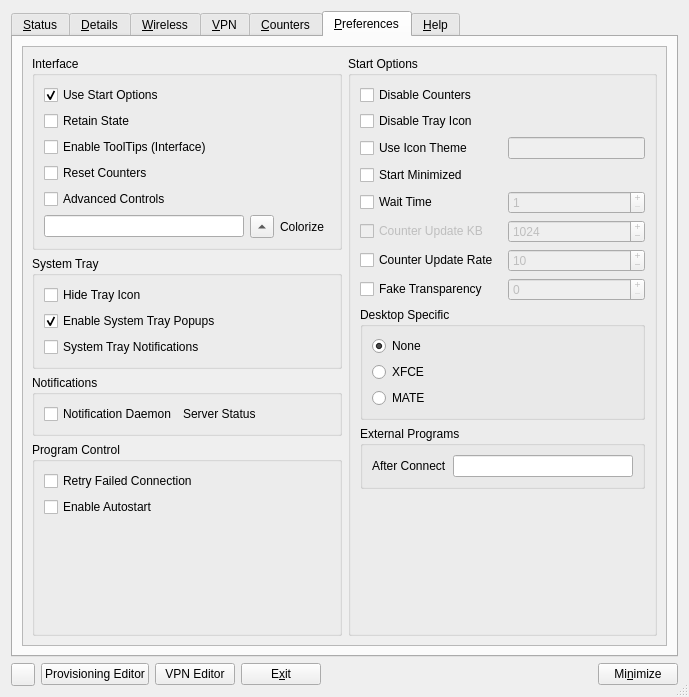
First picture: the form in apps/cmstapp/code/control_box/ui/controlbox.ui, repository andrew-bibb/cmst, before the edit.
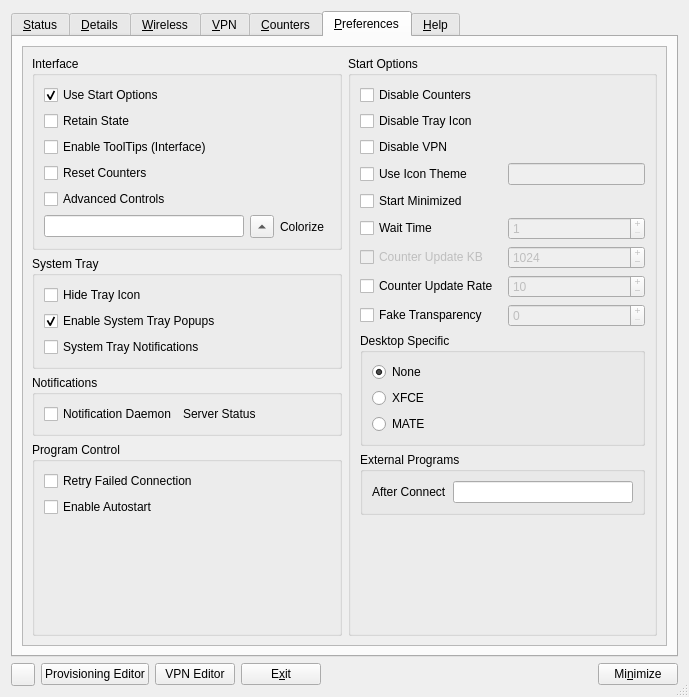
Second picture: the form after the edit. The open tabs and pages were chosen to show the change.

```diff
--- a/apps/cmstapp/code/control_box/ui/controlbox.ui
+++ b/apps/cmstapp/code/control_box/ui/controlbox.ui
@@ -1166,7 +1166,7 @@
               <string>Start Options</string>
              </property>
              <layout class="QGridLayout" name="gridLayout_9">
-              <item row="7" column="1">
+              <item row="8" column="1">
                <widget class="QSpinBox" name="spinBox_counterrate">
                 <property name="enabled">
                  <bool>false</bool>
@@ -1202,7 +1202,7 @@
                 </property>
                </widget>
               </item>
-              <item row="6" column="0">
+              <item row="7" column="0">
                <widget class="QCheckBox" name="checkBox_counterkb">
                 <property name="enabled">
                  <bool>false</bool>
@@ -1218,7 +1218,7 @@
                 </property>
                </widget>
               </item>
-              <item row="5" column="1">
+              <item row="6" column="1">
                <widget class="QSpinBox" name="spinBox_waittime">
                 <property name="enabled">
                  <bool>false</bool>
@@ -1237,7 +1237,7 @@
                 </property>
                </widget>
               </item>
-              <item row="6" column="1">
+              <item row="7" column="1">
                <widget class="QSpinBox" name="spinBox_counterkb">
                 <property name="enabled">
                  <bool>false</bool>
@@ -1262,7 +1262,7 @@
                 </property>
                </widget>
               </item>
-              <item row="3" column="0">
+              <item row="4" column="0">
                <widget class="QCheckBox" name="checkBox_startminimized">
                 <property name="toolTip">
                  <string/>
@@ -1276,7 +1276,7 @@
                 </property>
                </widget>
               </item>
-              <item row="2" column="0">
+              <item row="3" column="0">
                <widget class="QCheckBox" name="checkBox_systemicontheme">
                 <property name="toolTip">
                  <string/>
@@ -1289,7 +1289,7 @@
                 </property>
                </widget>
               </item>
-              <item row="5" column="0">
+              <item row="6" column="0">
                <widget class="QCheckBox" name="checkBox_waittime">
                 <property name="whatsThis">
                  <string>&lt;html&gt;&lt;head/&gt;&lt;body&gt;&lt;pre style=&quot; margin-top:12px; margin-bottom:12px; margin-left:0px; margin-right:0px; -qt-block-indent:0; text-indent:0px;&quot;&gt;&lt;span style=&quot; font-family:'Courier New,courier';&quot;&gt;Command Line Option: &lt;/span&gt;&lt;span style=&quot; font-family:'Courier New,courier'; font-weight:600;&quot;&gt;-w&lt;/span&gt;&lt;span style=&quot; font-family:'Courier New,courier';&quot;&gt; or &lt;/span&gt;&lt;span style=&quot; font-family:'Courier New,courier'; font-weight:600;&quot;&gt;--wait-time&lt;/span&gt;&lt;/pre&gt;&lt;/body&gt;&lt;/html&gt;
@@ -1311,7 +1311,7 @@
                 </property>
                </widget>
               </item>
-              <item row="7" column="0">
+              <item row="8" column="0">
                <widget class="QCheckBox" name="checkBox_counterseconds">
                 <property name="toolTip">
                  <string/>
@@ -1325,7 +1325,7 @@
                 </property>
                </widget>
               </item>
-              <item row="8" column="0">
+              <item row="9" column="0">
                <widget class="QCheckBox" name="checkBox_faketranparency">
                 <property name="toolTip">
                  <string/>
@@ -1339,7 +1339,7 @@
                 </property>
                </widget>
               </item>
-              <item row="8" column="1">
+              <item row="9" column="1">
                <widget class="QSpinBox" name="spinBox_faketransparency">
                 <property name="enabled">
                  <bool>false</bool>
@@ -1361,7 +1361,7 @@
                 </property>
                </widget>
               </item>
-              <item row="2" column="1">
+              <item row="3" column="1">
                <widget class="QLineEdit" name="lineEdit_icontheme">
                 <property name="enabled">
                  <bool>false</bool>
@@ -1374,7 +1374,7 @@
                 </property>
                </widget>
               </item>
-              <item row="10" column="0" colspan="2">
+              <item row="11" column="0" colspan="2">
                <widget class="QGroupBox" name="groupBox_process">
                 <property name="whatsThis">
                  <string>&lt;html&gt;&lt;head/&gt;&lt;body&gt;&lt;p&gt;Programs or processes to execute after various events occur.&lt;/p&gt;&lt;p&gt;If the program or process requires command line arguments provide them here just as if you were typing at a command line.&lt;/p&gt;&lt;p&gt;Example:&lt;/p&gt;&lt;p&gt;&lt;span style=&quot; font-weight:600;&quot;&gt;/path/to/program arg1 arg2 arg3&lt;/span&gt;&lt;/p&gt;&lt;/body&gt;&lt;/html&gt;</string>
@@ -1406,7 +1406,7 @@
                 </layout>
                </widget>
               </item>
-              <item row="11" column="0">
+              <item row="12" column="0">
                <spacer name="verticalSpacer">
                 <property name="orientation">
                  <enum>Qt::Vertical</enum>
@@ -1419,7 +1419,7 @@
                 </property>
                </spacer>
               </item>
-              <item row="9" column="0" colspan="2">
+              <item row="10" column="0" colspan="2">
                <widget class="QGroupBox" name="groupBox_2">
                 <property name="whatsThis">
                  <string>&lt;html&gt;&lt;head/&gt;&lt;body&gt;&lt;p&gt;Use code specific for the selected desktop environment.&lt;/p&gt;&lt;p&gt;As of 2014.11.24 there seems to be a problem with QT5.3 and some system trays. There is code in the program to try and work around this issue, and selecting one of these buttons will invoke the code specific to the desktop.&lt;/p&gt;&lt;p&gt;If the bug gets fixed these options will remain so that start up scripts do not break, but the options will do nothing.&lt;/p&gt;&lt;/body&gt;&lt;/html&gt;</string>
@@ -1473,6 +1473,16 @@
                 </layout>
                </widget>
               </item>
+              <item row="2" column="0">
+               <widget class="QCheckBox" name="checkBox_disablevpn">
+                <property name="whatsThis">
+                 <string>&lt;html&gt;&lt;head/&gt;&lt;body&gt;&lt;pre style=&quot; margin-top:12px; margin-bottom:12px; margin-left:0px; margin-right:0px; -qt-block-indent:0; text-indent:0px;&quot;&gt;&lt;span style=&quot; font-family:'Courier New,courier';&quot;&gt;Command Line Option: &lt;/span&gt;&lt;span style=&quot; font-family:'Courier New,courier'; font-weight:600;&quot;&gt;-n&lt;/span&gt;&lt;span style=&quot; font-family:'Courier New,courier';&quot;&gt; or &lt;/span&gt;&lt;span style=&quot; font-family:'Courier New,courier'; font-weight:600;&quot;&gt;--disable-vpn&lt;/span&gt;&lt;/pre&gt;&lt;p&gt;Disable VPN. This will hide the VPN tab and will also skip trying to make a connection to connman-vpn. The later is useful if your Connman was built with the --disable-vpn feature.&lt;/p&gt;&lt;/body&gt;&lt;/html&gt;</string>
+                </property>
+                <property name="text">
+                 <string>Disable VPN</string>
+                </property>
+               </widget>
+              </item>
              </layout>
             </widget>
            </item>
```
Left out of the diff: 52 changed lines with no effect on the pictures.
